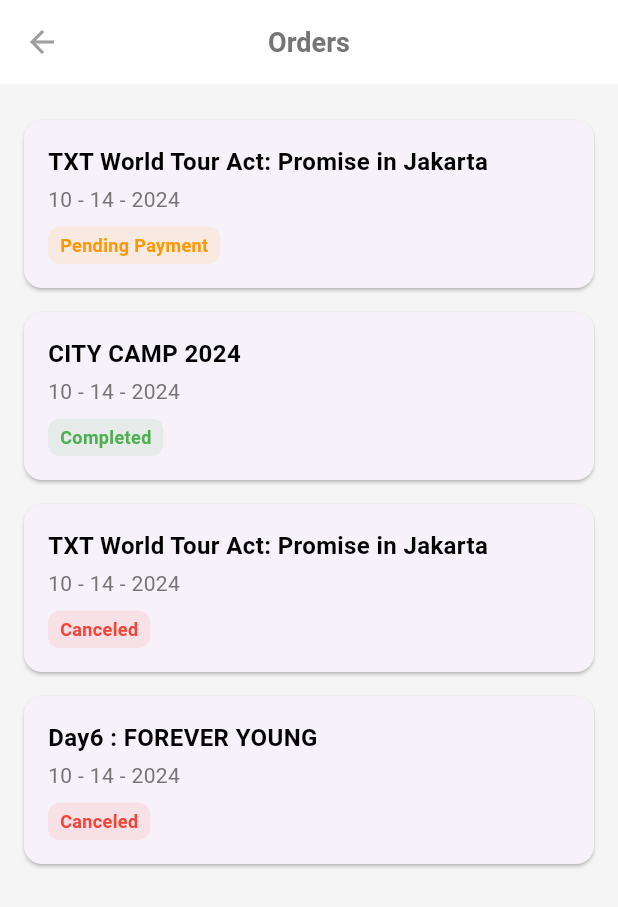
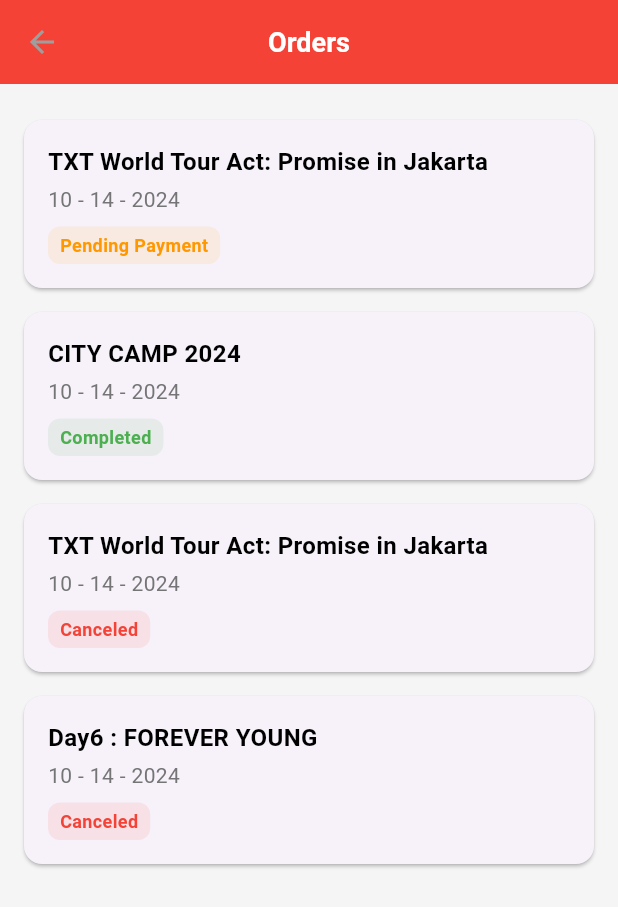
Before and after one commit to TI-3D/fest-ticketing-app, a Flutter app: the OrdersPage screen opened directly, on a phone screen of 412 x 824 dp. Shown: the top 907 px of the screen. Run offline on Flutter 3.47's test engine with Material 3 defaults, Android fonts, the phone set to English and light mode, and no system bars; our stand-ins replace dio, equatable, firebase_core, fl_chart, flutter_bloc, flutter_svg and 4 more; accounts and stored records are empty; Roboto replaces fonts that are missing (CircularStd).

Commit message:
Update orders.dart

```diff
--- a/lib/presentation/orders/screen/orders.dart
+++ b/lib/presentation/orders/screen/orders.dart
@@ -26,7 +26,7 @@ class OrdersPage extends StatelessWidget {
     },
   ];
 
-  OrdersPage({Key? key}) : super(key: key);
+  OrdersPage({super.key});
 
   @override
   Widget build(BuildContext context) {
@@ -34,10 +34,10 @@ class OrdersPage extends StatelessWidget {
       appBar: AppBar(
         title: const Text("Orders"),
         centerTitle: true,
-        backgroundColor: Colors.white,
+        backgroundColor: Colors.red,
         elevation: 0,
         titleTextStyle: TextStyle(
-          color: Colors.grey.shade600,
+          color: Colors.white,
           fontSize: 18,
           fontWeight: FontWeight.bold,
         ),
@@ -77,12 +77,12 @@ class OrderCard extends StatelessWidget {
   final VoidCallback? onTap;
 
   const OrderCard({
-    Key? key,
+    super.key,
     required this.orderId,
     required this.date,
     required this.status,
     this.onTap,
-  }) : super(key: key);
+  });
 
   @override
   Widget build(BuildContext context) {
```
